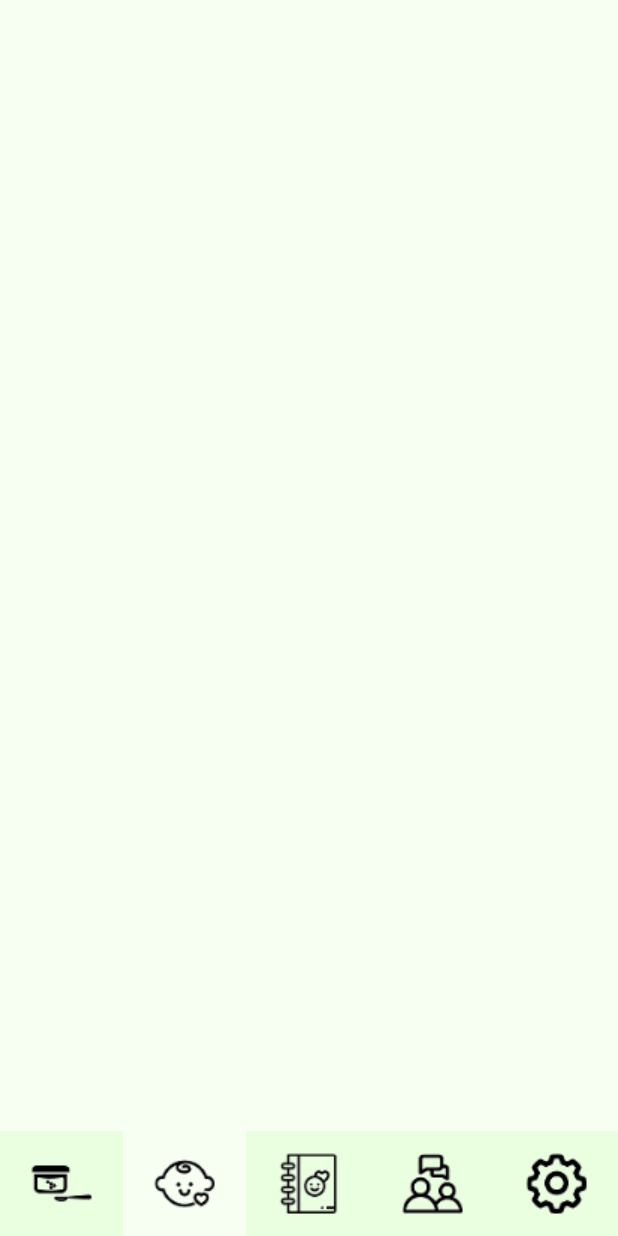
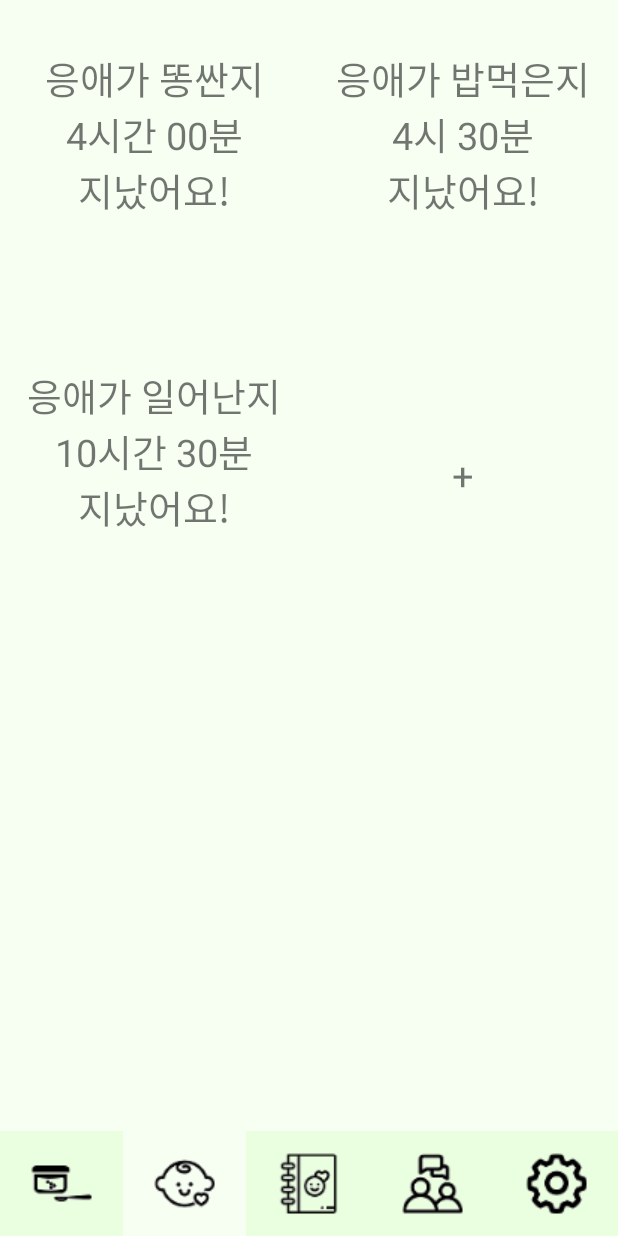
Before and after one commit to KwonGoo/SmallRecord, an Android app: the BabyPage screen opened directly, with no data from a screen before it, on a phone screen of 412 x 824 dp. Run offline under Robolectric (Android 15) with nearby library versions, the phone set to English and light mode, and no system bars.

Commit message:
애기페이지1

```diff
--- a/app/src/main/res/layout/baby.xml
+++ b/app/src/main/res/layout/baby.xml
@@ -1,5 +1,5 @@
 <?xml version="1.0" encoding="utf-8"?>
-<LinearLayout
+<FrameLayout
         xmlns:android="http://schemas.android.com/apk/res/android"
         xmlns:app="http://schemas.android.com/apk/res-auto" xmlns:tools="http://schemas.android.com/tools"
         android:layout_width="match_parent"
@@ -50,6 +50,84 @@
                 android:background="#eaffe0"
                 android:layout_weight="1"/>
     </LinearLayout>
+    <FrameLayout
+            android:layout_width="match_parent"
+            android:layout_height="wrap_content">
 
 
-</LinearLayout>
+        <LinearLayout
+                android:orientation="vertical"
+                android:layout_width="match_parent"
+                android:layout_height="422dp">
+            <LinearLayout
+                    android:orientation="horizontal"
+                    android:layout_width="match_parent"
+                    android:layout_height="211dp">
+                <TextView
+                        android:layout_width="205.5dp"
+                        android:layout_height="211dp" android:id="@+id/textView6" android:layout_weight="1"
+                        android:text="\n응애가 똥싼지\n4시간 00분\n지났어요!" android:textAlignment="center"
+                        android:textSize="25sp"/>
+                <TextView
+                        android:text="\n응애가 밥먹은지\n4시 30분\n지났어요!"
+                        android:layout_width="205.5dp"
+                        android:layout_height="211dp" android:id="@+id/textView4" android:layout_weight="1"
+                        android:textSize="25sp" android:textAlignment="center"/>
+            </LinearLayout>
+            <LinearLayout
+                    android:orientation="horizontal"
+                    android:layout_width="match_parent"
+                    android:layout_height="wrap_content">
+                <TextView
+                        android:text="\n응애가 일어난지\n10시간 30분\n지났어요!"
+                        android:layout_width="205.5dp"
+                        android:layout_height="211dp" android:id="@+id/textView7"
+                        android:textSize="25sp" android:textAlignment="center" android:layout_weight="1"/>
+                <TextView
+                        android:text="\n\n\n+\n\n"
+                        android:layout_width="205.5dp"
+                        android:layout_height="211dp" android:id="@+id/textView5" android:layout_weight="1"
+                        android:textSize="25sp" android:textAlignment="center"/>
+            </LinearLayout>
+        </LinearLayout>
+        <LinearLayout
+                android:orientation="horizontal"
+                android:layout_width="match_parent"
+                android:layout_height="422dp" android:translationY="422dp">
+            <ImageView
+                    android:layout_width="31dp"
+                    android:layout_height="350dp"
+                    android:id="@+id/progressBar3" android:translationX="31dp" android:translationY="72dp"
+                    android:max="100" android:progress="50"
+                    app:srcCompat="@drawable/_f3f_3f"
+                    tools:srcCompat="@drawable/_f3f_3f"/>
+            <ProgressBar
+                    style="@android:style/Widget.DeviceDefault.Light.ProgressBar.Large"
+                    android:layout_width="31dp"
+                    android:layout_height="350dp"
+                    android:id="@+id/progressBar2" android:translationX="62dp" android:translationY="72dp"/>
+            <ProgressBar
+                    style="@android:style/Widget.DeviceDefault.Light.ProgressBar.Large"
+                    android:layout_height="350dp"
+                    android:id="@+id/progressBar4" android:translationX="93dp" android:translationY="72dp"
+                    android:layout_width="31dp"/>
+            <ProgressBar
+                    style="@android:style/Widget.DeviceDefault.Light.ProgressBar.Large"
+                    android:layout_height="350dp"
+                    android:id="@+id/progressBar5" android:translationX="124dp" android:translationY="72dp"
+                    android:layout_width="31dp"/>
+            <ProgressBar
+                    style="@android:style/Widget.DeviceDefault.Light.ProgressBar.Large"
+                    android:layout_height="350dp"
+                    android:id="@+id/progressBar6" android:translationX="155dp" android:translationY="72dp"
+                    android:layout_width="31dp"/>
+            <ProgressBar
+                    style="@android:style/Widget.DeviceDefault.Light.ProgressBar.Large"
+                    android:layout_height="350dp"
+                    android:id="@+id/progressBar7" android:translationX="186dp" android:translationY="72dp"
+                    android:layout_width="31dp"/>
+        </LinearLayout>
+    </FrameLayout>
+
+
+</FrameLayout>
```
